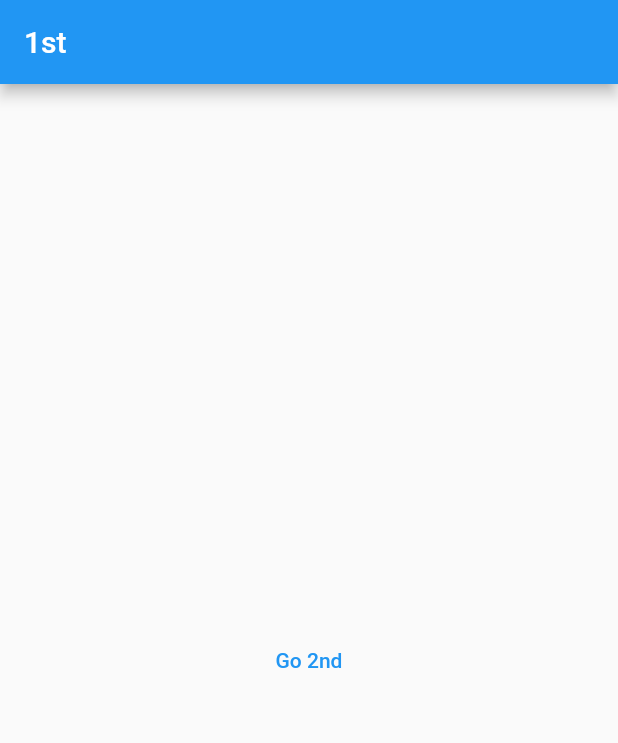
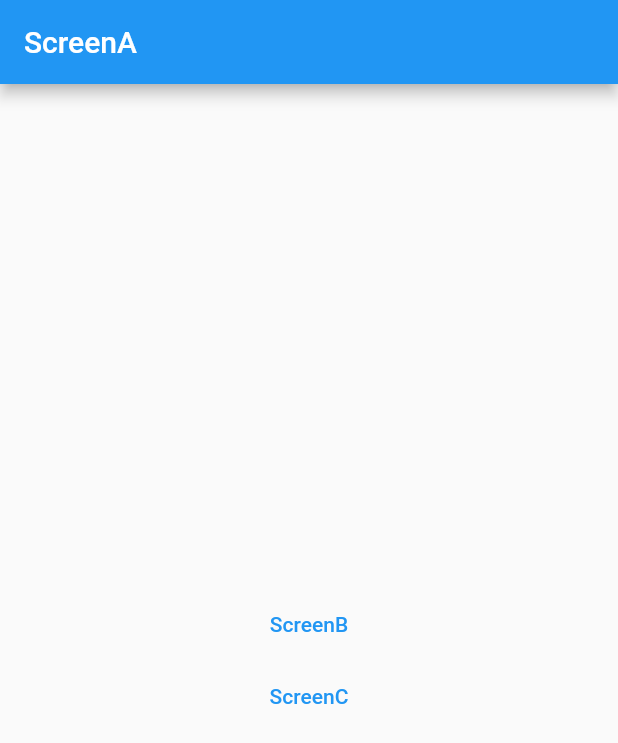
Before and after one commit to songhee-cho/Adobby-FlutterStudy, a Flutter app: the screen it shows after launch, on a phone screen of 412 x 824 dp. Shown: the top 743 px of the screen. Run offline on Flutter 3.47's test engine with Material 2 defaults, Android fonts, the phone set to English and light mode, and no system bars; missing offline and left inert: dart:html, dart:js.

```diff
--- /dev/null
+++ b/Jiin/first_flutter_study/lib/ScreenA.dart
@@ -0,0 +1,32 @@
+import 'dart:js';
+
+import 'package:flutter/material.dart';
+
+class ScreenA extends StatelessWidget {
+  Widget build(BuildContext context) {
+    return Scaffold(
+      appBar: AppBar(
+        title: Text("ScreenA"),
+      ),
+      body: Center(
+        child: Column(
+          mainAxisAlignment: MainAxisAlignment.center,
+          children: <Widget>[
+            TextButton(
+              child: Text("ScreenB"),
+              onPressed: () {
+                Navigator.pushNamed(context, '/b');
+              },
+            ),
+            TextButton(
+              child: Text("ScreenC"),
+              onPressed: () {
+                Navigator.pushNamed(context, '/c');
+              },
+            ),
+          ],
+        ),
+      ),
+    );
+  }
+}
--- /dev/null
+++ b/Jiin/first_flutter_study/lib/ScreenB.dart
@@ -0,0 +1,11 @@
+import 'package:flutter/material.dart';
+
+class ScreenB extends StatelessWidget {
+  Widget build(BuildContext context) {
+    return Scaffold(
+      appBar: AppBar(
+        title: Text("ScreenB"),
+      ),
+    );
+  }
+}
--- /dev/null
+++ b/Jiin/first_flutter_study/lib/ScreenC.dart
@@ -0,0 +1,11 @@
+import 'package:flutter/material.dart';
+
+class ScreenC extends StatelessWidget {
+  Widget build(BuildContext context) {
+    return Scaffold(
+      appBar: AppBar(
+        title: Text("ScreenC"),
+      ),
+    );
+  }
+}
--- a/Jiin/first_flutter_study/lib/main.dart
+++ b/Jiin/first_flutter_study/lib/main.dart
@@ -1,5 +1,8 @@
 import 'dart:html';
 
+import 'package:first_flutter_study/screenA.dart';
+import 'package:first_flutter_study/screenB.dart';
+import 'package:first_flutter_study/screenC.dart';
 import 'package:flutter/material.dart';
 
 void main() => runApp(MyApp());
@@ -7,51 +10,12 @@ void main() => runApp(MyApp());
 class MyApp extends StatelessWidget {
   Widget build(BuildContext context) {
     return MaterialApp(
-      title: 'MyApp',
-      theme: ThemeData(primaryColor: Colors.blue),
-      home: MyPage(),
+      initialRoute: '/',
+      routes: {
+        '/': (context) => ScreenA(),
+        '/b': (context) => ScreenB(),
+        '/c': (context) => ScreenC(),
+      },
     );
   }
 }
-
-class MyPage extends StatelessWidget {
-  Widget build(BuildContext context2) {
-    return Scaffold(
-      appBar: AppBar(
-        title: Text("1st"),
-      ),
-      body: Center(
-        child: TextButton(
-          child: Text("Go 2nd"),
-          onPressed: () {
-            Navigator.push(
-                context2,
-                MaterialPageRoute(
-                    builder: (context) => SecondPage())); //1st 위에 2nd 쌓음
-          },
-        ),
-      ),
-    );
-  }
-}
-
-class SecondPage extends StatelessWidget {
-  const SecondPage({Key? key}) : super(key: key);
-
-  @override
-  Widget build(BuildContext ctx) {
-    return Scaffold(
-      appBar: AppBar(
-        title: Text("2nd"),
-      ),
-      body: Center(
-        child: TextButton(
-          child: Text("Go 1st"),
-          onPressed: () {
-            Navigator.pop(ctx);
-          },
-        ),
-      ),
-    );
-  }
-}
```
